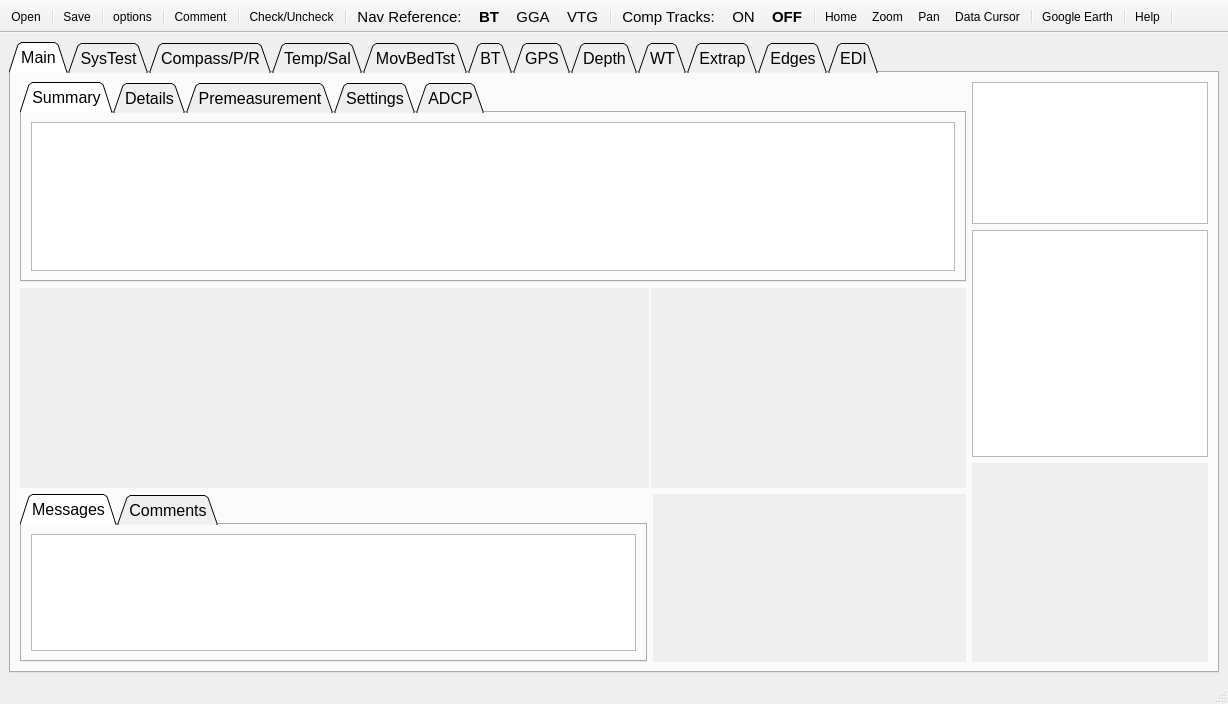
Qt form UI/QRev_gui.ui (rowetechinc/QRevPy) before a commit.
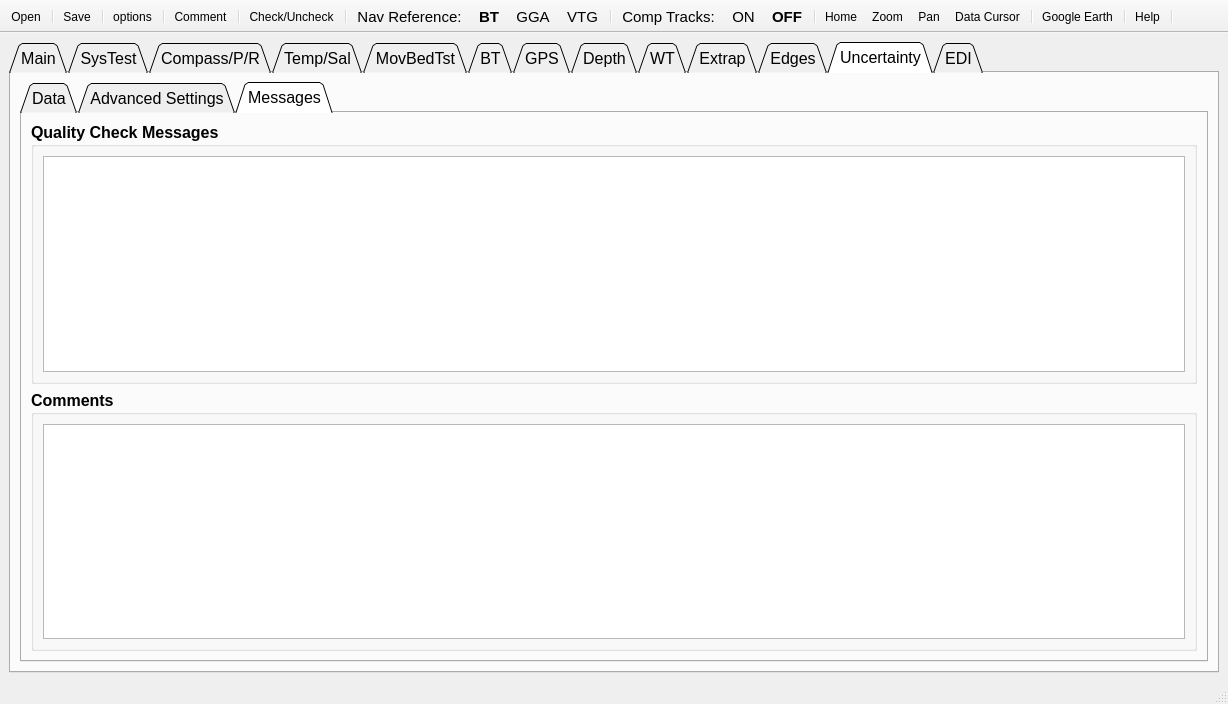
The same form after that commit. The open tabs and pages were chosen to show the change. Icons and pictures are not drawn.

Commit message: Created Uncertainty tab Created uncertainty results table Oursin: modified namine of u and u2 measurement

The edit to the form file:
```diff
--- a/UI/QRev_gui.ui
+++ b/UI/QRev_gui.ui
@@ -5522,6 +5522,116 @@
         </item>
        </layout>
       </widget>
+      <widget class="QWidget" name="tab_uncertainty">
+       <attribute name="title">
+        <string>Uncertainty</string>
+       </attribute>
+       <layout class="QGridLayout" name="gridLayout_45">
+        <item row="0" column="0">
+         <widget class="QTabWidget" name="tab_uncertainty_2">
+          <property name="tabShape">
+           <enum>QTabWidget::Triangular</enum>
+          </property>
+          <property name="currentIndex">
+           <number>0</number>
+          </property>
+          <widget class="QWidget" name="tab_uncertainty_2_data">
+           <attribute name="title">
+            <string>Data</string>
+           </attribute>
+           <layout class="QGridLayout" name="gridLayout_46">
+            <item row="0" column="0">
+             <layout class="QVBoxLayout" name="verticalLayout_66" stretch="5,1,4">
+              <item>
+               <widget class="QTableWidget" name="table_uncertainty_results"/>
+              </item>
+              <item>
+               <widget class="QTableWidget" name="table_uncertainty_user"/>
+              </item>
+              <item>
+               <widget class="QWidget" name="graph_uncertainty" native="true"/>
+              </item>
+             </layout>
+            </item>
+           </layout>
+          </widget>
+          <widget class="QWidget" name="tab_uncertainty_2_advanced">
+           <attribute name="title">
+            <string>Advanced Settings</string>
+           </attribute>
+           <layout class="QGridLayout" name="gridLayout_47">
+            <item row="0" column="0">
+             <widget class="QTableWidget" name="table_uncertainty_settings"/>
+            </item>
+           </layout>
+          </widget>
+          <widget class="QWidget" name="tab_uncertainty_2_messages">
+           <attribute name="title">
+            <string>Messages</string>
+           </attribute>
+           <layout class="QGridLayout" name="gridLayout_48">
+            <item row="0" column="0">
+             <widget class="QGroupBox" name="box_uncertainty_messages">
+              <property name="font">
+               <font>
+                <weight>75</weight>
+                <bold>true</bold>
+               </font>
+              </property>
+              <property name="title">
+               <string>Quality Check Messages</string>
+              </property>
+              <layout class="QHBoxLayout" name="horizontalLayout_65">
+               <item>
+                <widget class="QPlainTextEdit" name="display_uncertainty_messages">
+                 <property name="font">
+                  <font>
+                   <weight>50</weight>
+                   <bold>false</bold>
+                  </font>
+                 </property>
+                 <property name="readOnly">
+                  <bool>true</bool>
+                 </property>
+                </widget>
+               </item>
+              </layout>
+             </widget>
+            </item>
+            <item row="1" column="0">
+             <widget class="QGroupBox" name="box_uncertainty_comments">
+              <property name="font">
+               <font>
+                <weight>75</weight>
+                <bold>true</bold>
+               </font>
+              </property>
+              <property name="title">
+               <string>Comments</string>
+              </property>
+              <layout class="QHBoxLayout" name="horizontalLayout_68">
+               <item>
+                <widget class="QPlainTextEdit" name="display_uncertainty_comments">
+                 <property name="font">
+                  <font>
+                   <weight>50</weight>
+                   <bold>false</bold>
+                  </font>
+                 </property>
+                 <property name="readOnly">
+                  <bool>true</bool>
+                 </property>
+                </widget>
+               </item>
+              </layout>
+             </widget>
+            </item>
+           </layout>
+          </widget>
+         </widget>
+        </item>
+       </layout>
+      </widget>
       <widget class="QWidget" name="tab_edi">
        <attribute name="title">
         <string>EDI</string>
```
Left out of the diff: 5 changed lines with no effect on the pictures. The commit also changes 4 other files.
